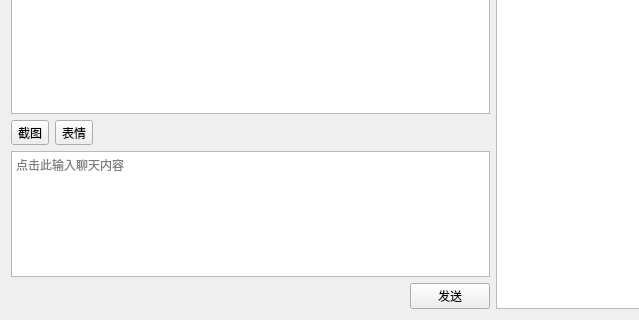
Before: the Qt Designer form gui/avim.ui in avplayer/avim, drawn with Qt 5; both pictures show x 0 to 639 and y 303 to 623 of the 763 by 623 pixel window.
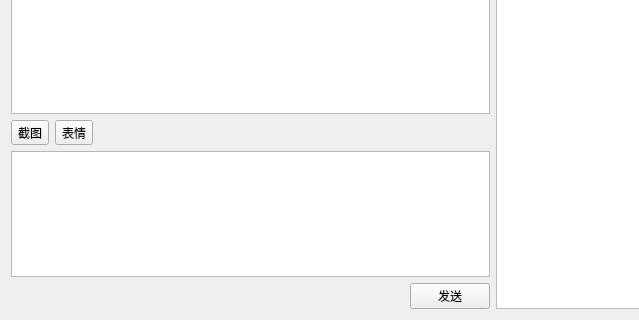
After: the same form once the commit is applied.

```diff
--- a/gui/avim.ui
+++ b/gui/avim.ui
@@ -74,11 +74,11 @@
         <string>&lt;!DOCTYPE HTML PUBLIC &quot;-//W3C//DTD HTML 4.0//EN&quot; &quot;http://www.w3.org/TR/REC-html40/strict.dtd&quot;&gt;
 &lt;html&gt;&lt;head&gt;&lt;meta name=&quot;qrichtext&quot; content=&quot;1&quot; /&gt;&lt;style type=&quot;text/css&quot;&gt;
 p, li { white-space: pre-wrap; }
-&lt;/style&gt;&lt;/head&gt;&lt;body style=&quot; font-family:'DejaVu Sans Mono'; font-size:11pt; font-weight:400; font-style:normal;&quot;&gt;
-&lt;p style=&quot;-qt-paragraph-type:empty; margin-top:0px; margin-bottom:0px; margin-left:0px; margin-right:0px; -qt-block-indent:0; text-indent:0px;&quot;&gt;&lt;br /&gt;&lt;/p&gt;&lt;/body&gt;&lt;/html&gt;</string>
+&lt;/style&gt;&lt;/head&gt;&lt;body style=&quot; font-family:'.Helvetica Neue DeskInterface'; font-size:13pt; font-weight:400; font-style:normal;&quot;&gt;
+&lt;p style=&quot;-qt-paragraph-type:empty; margin-top:0px; margin-bottom:0px; margin-left:0px; margin-right:0px; -qt-block-indent:0; text-indent:0px; font-family:'DejaVu Sans Mono'; font-size:11pt;&quot;&gt;&lt;br /&gt;&lt;/p&gt;&lt;/body&gt;&lt;/html&gt;</string>
        </property>
-       <property name="placeholderText" stdset="0">
-        <string>点击此输入聊天内容</string>
+       <property name="placeholderText">
+        <string/>
        </property>
       </widget>
      </item>
```
